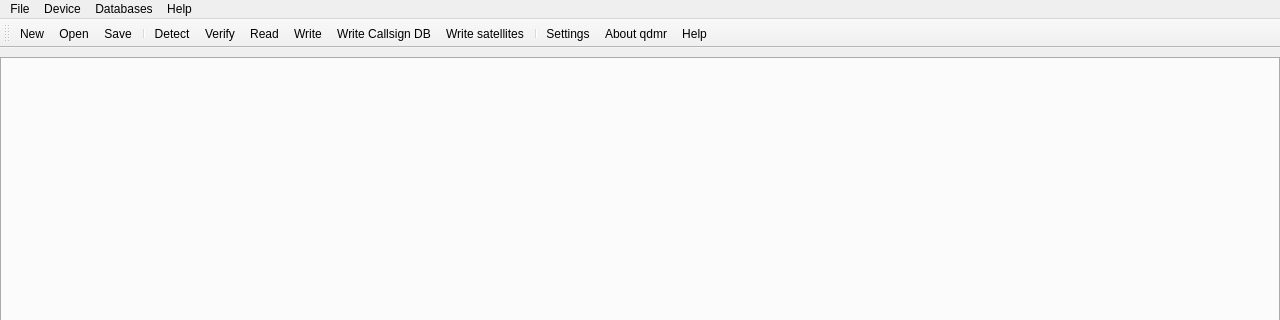
The window that src/mainwindow.ui (hmatuschek/qdmr) describes before a commit, drawn with Qt 5; both pictures show x 0 to 1280 and y 0 to 320 of the 1280 by 800 pixel window.
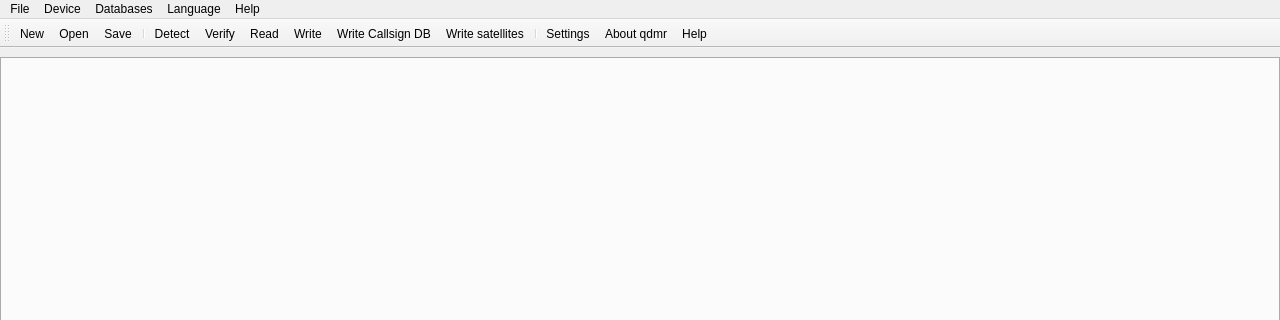
The same window after the commit. Icons and pictures are not drawn.

Commit message: Add UI language selection menu

```diff
--- a/src/mainwindow.ui
+++ b/src/mainwindow.ui
@@ -109,9 +109,15 @@
     <addaction name="actionRefreshOrbitalElements"/>
     <addaction name="actionEditSatellites"/>
    </widget>
+   <widget class="QMenu" name="menuLanguage">
+    <property name="title">
+     <string>Language</string>
+    </property>
+   </widget>
    <addaction name="menuFile"/>
    <addaction name="menuDevice"/>
    <addaction name="menuDatabases"/>
+   <addaction name="menuLanguage"/>
    <addaction name="menuHelp"/>
   </widget>
   <widget class="QStatusBar" name="statusbar">
```
The commit also changes 8 other files.
